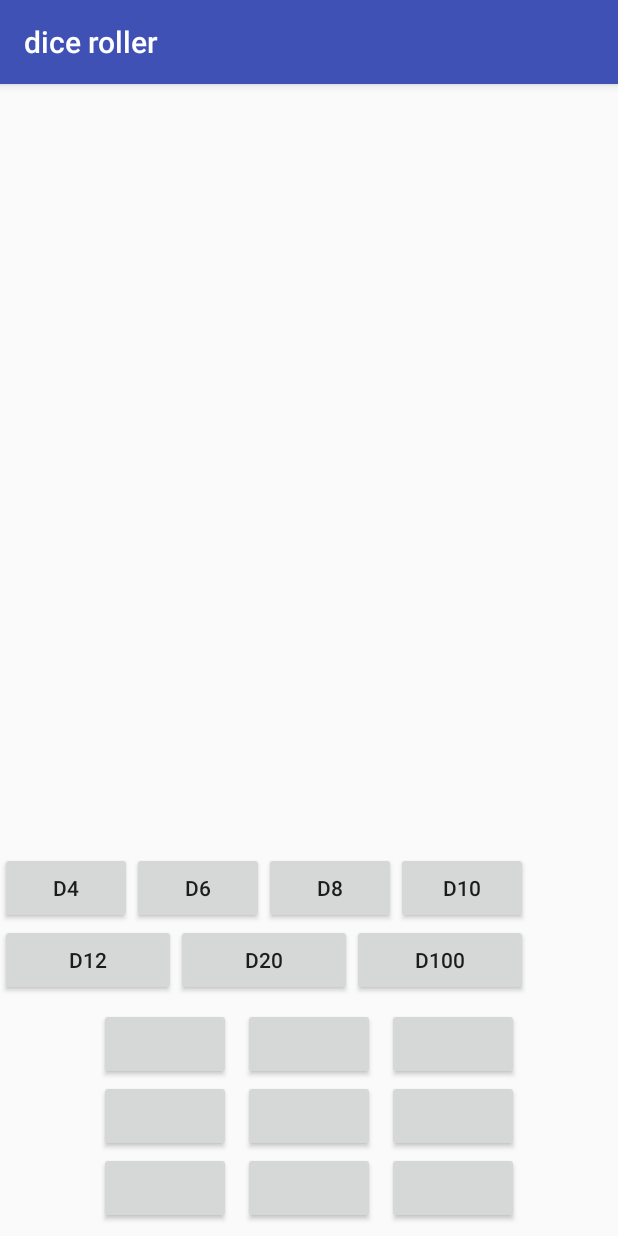
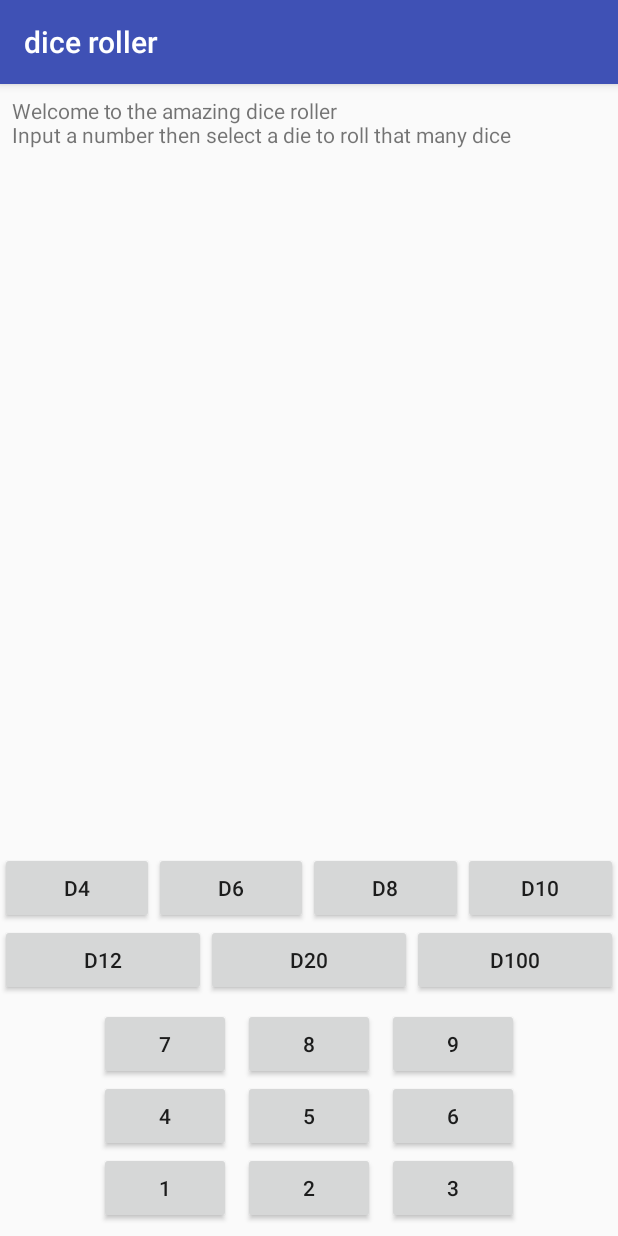
Before and after one commit to mdewhirst1/dice-roller, an Android app: the screen it shows after launch (MainActivity), on a phone screen of 412 x 824 dp. Run offline under Robolectric (Android 15) with nearby library versions, the phone set to English and light mode, and no system bars.

Commit message:
added text view and button on click functions

```diff
--- a/app/src/main/java/com/example/mde12/diceroller/MainActivity.kt
+++ b/app/src/main/java/com/example/mde12/diceroller/MainActivity.kt
@@ -2,6 +2,9 @@ package com.example.mde12.diceroller
 
 import android.support.v7.app.AppCompatActivity
 import android.os.Bundle
+import android.view.View
+import android.widget.Button
+import kotlinx.android.synthetic.main.activity_main.*
 
 class MainActivity : AppCompatActivity() {
 
@@ -9,4 +12,16 @@ class MainActivity : AppCompatActivity() {
         super.onCreate(savedInstanceState)
         setContentView(R.layout.activity_main)
     }
+
+    fun onClickIntBtn(v: View) {
+        val b = v as Button
+        val buttonText : String = b.text.toString()
+        outputView.append( buttonText )
+    }
+
+    fun onClickDieBtn(v: View) {
+        val b = v as Button
+        val buttonText : String = b.text.toString()
+        outputView.append( buttonText + "\n" )
+    }
 }
--- a/app/src/main/res/layout/activity_main.xml
+++ b/app/src/main/res/layout/activity_main.xml
@@ -22,7 +22,7 @@
             android:layout_marginBottom="8dp"
             android:layout_centerHorizontal="true"
             android:gravity="center_vertical|center_horizontal|center"
-            android:id="@+id/linearLayout2">
+            android:id="@+id/numberInput">
 
         <LinearLayout
                 android:layout_width="wrap_content"
@@ -37,7 +37,8 @@
                     android:id="@+id/button7"
                     app:layout_constraintStart_toStartOf="parent"
                     android:layout_marginStart="16dp"
-                    tools:text="7"/>
+                    android:onClick="onClickIntBtn"
+                    android:text="7"/>
 
             <Button
                     android:layout_width="wrap_content"
@@ -45,7 +46,8 @@
                     android:id="@+id/button8"
                     app:layout_constraintStart_toEndOf="@+id/button7"
                     android:layout_marginStart="8dp"
-                    tools:text="8"/>
+                    android:onClick="onClickIntBtn"
+                    android:text="8"/>
 
             <Button
                     android:layout_width="wrap_content"
@@ -54,7 +56,8 @@
                     app:layout_constraintStart_toEndOf="@+id/button8"
                     android:layout_marginStart="8dp"
                     android:layout_marginEnd="16dp"
-                    tools:text="9"/>
+                    android:onClick="onClickIntBtn"
+                    android:text="9"/>
         </LinearLayout>
 
         <LinearLayout
@@ -70,7 +73,8 @@
                     android:id="@+id/button4"
                     app:layout_constraintStart_toStartOf="parent"
                     android:layout_marginStart="16dp"
-                    tools:text="4"/>
+                    android:onClick="onClickIntBtn"
+                    android:text="4"/>
 
             <Button
                     android:layout_width="wrap_content"
@@ -78,7 +82,8 @@
                     android:id="@+id/button5"
                     app:layout_constraintStart_toEndOf="@+id/button4"
                     android:layout_marginStart="8dp"
-                    tools:text="5"/>
+                    android:onClick="onClickIntBtn"
+                    android:text="5"/>
 
             <Button
                     android:layout_width="wrap_content"
@@ -87,7 +92,8 @@
                     app:layout_constraintStart_toEndOf="@+id/button5"
                     android:layout_marginStart="8dp"
                     android:layout_marginEnd="16dp"
-                    tools:text="6"/>
+                    android:onClick="onClickIntBtn"
+                    android:text="6"/>
         </LinearLayout>
 
         <LinearLayout
@@ -103,7 +109,8 @@
                     android:id="@+id/button1"
                     app:layout_constraintStart_toStartOf="parent"
                     android:layout_marginStart="16dp"
-                    tools:text="1"/>
+                    android:onClick="onClickIntBtn"
+                    android:text="1"/>
 
             <Button
                     android:layout_width="wrap_content"
@@ -111,7 +118,8 @@
                     android:id="@+id/button2"
                     app:layout_constraintStart_toEndOf="@+id/button1"
                     android:layout_marginStart="8dp"
-                    tools:text="2"/>
+                    android:onClick="onClickIntBtn"
+                    android:text="2"/>
 
             <Button
                     android:layout_width="wrap_content"
@@ -120,17 +128,19 @@
                     app:layout_constraintStart_toEndOf="@+id/button2"
                     android:layout_marginStart="8dp"
                     android:layout_marginEnd="16dp"
-                    tools:text="3"/>
+                    android:onClick="onClickIntBtn"
+                    android:text="3"/>
         </LinearLayout>
     </LinearLayout>
 
     <LinearLayout
             android:orientation="vertical"
-            android:layout_width="0dp"
+            android:layout_width="match_parent"
             android:layout_height="wrap_content"
             tools:layout_editor_absoluteX="25dp"
             android:layout_marginBottom="8dp"
-            app:layout_constraintBottom_toTopOf="@+id/linearLayout2">
+            app:layout_constraintBottom_toTopOf="@+id/numberInput"
+            android:id="@+id/dieInput">
 
         <LinearLayout
                 android:orientation="horizontal"
@@ -142,6 +152,7 @@
                     android:layout_width="wrap_content"
                     android:layout_height="wrap_content"
                     android:id="@+id/buttonD4"
+                    android:onClick="onClickDieBtn"
                     android:layout_weight="1"/>
 
             <Button
@@ -149,6 +160,7 @@
                     android:layout_width="wrap_content"
                     android:layout_height="wrap_content"
                     android:id="@+id/buttonD6"
+                    android:onClick="onClickDieBtn"
                     android:layout_weight="1"/>
 
             <Button
@@ -156,6 +168,7 @@
                     android:layout_width="wrap_content"
                     android:layout_height="wrap_content"
                     android:id="@+id/buttonD8"
+                    android:onClick="onClickDieBtn"
                     android:layout_weight="1"/>
 
             <Button
@@ -163,6 +176,7 @@
                     android:layout_width="wrap_content"
                     android:layout_height="wrap_content"
                     android:id="@+id/buttonD10"
+                    android:onClick="onClickDieBtn"
                     android:layout_weight="1"/>
         </LinearLayout>
 
@@ -176,6 +190,7 @@
                     android:layout_width="wrap_content"
                     android:layout_height="wrap_content"
                     android:id="@+id/buttonD12"
+                    android:onClick="onClickDieBtn"
                     android:layout_weight="1"/>
 
             <Button
@@ -183,6 +198,7 @@
                     android:layout_width="wrap_content"
                     android:layout_height="wrap_content"
                     android:id="@+id/buttonD20"
+                    android:onClick="onClickDieBtn"
                     android:layout_weight="1"/>
 
             <Button
@@ -190,7 +206,23 @@
                     android:layout_width="wrap_content"
                     android:layout_height="wrap_content"
                     android:id="@+id/buttonD100"
+                    android:onClick="onClickDieBtn"
                     android:layout_weight="1"/>
         </LinearLayout>
     </LinearLayout>
+
+    <TextView
+            android:text="Welcome to the amazing dice roller\nInput a number then select a die to roll that many dice\n"
+            android:layout_width="0dp"
+            android:layout_height="0dp"
+            android:id="@+id/outputView"
+            app:layout_constraintStart_toStartOf="parent"
+            android:layout_marginStart="8dp"
+            app:layout_constraintEnd_toEndOf="parent"
+            android:layout_marginEnd="8dp"
+            app:layout_constraintTop_toTopOf="parent"
+            android:layout_marginTop="8dp"
+            android:layout_marginBottom="8dp"
+            app:layout_constraintBottom_toTopOf="@+id/dieInput"/>
+
 </android.support.constraint.ConstraintLayout>
```
